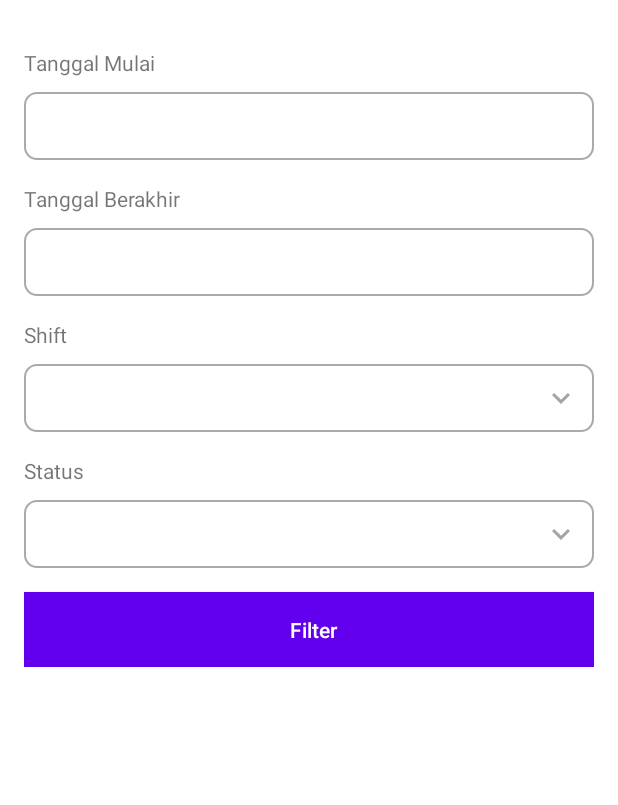
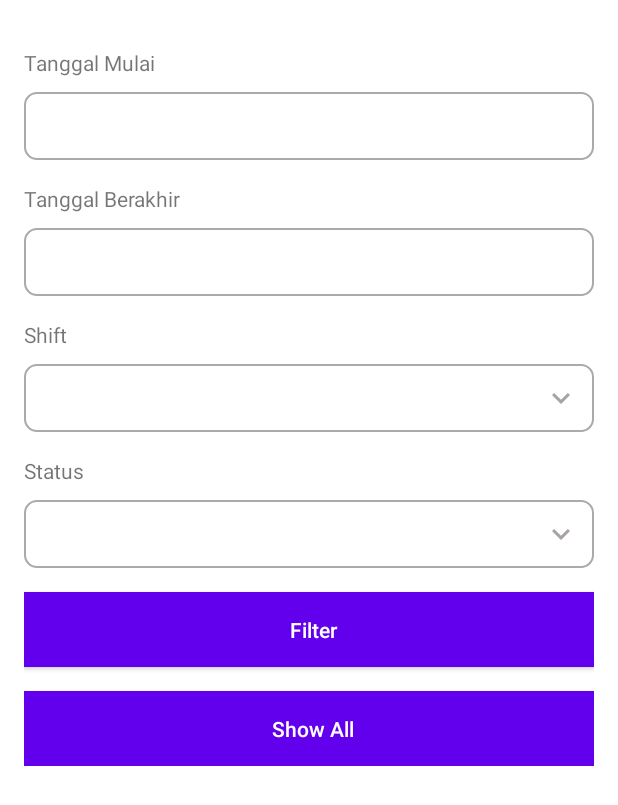
Before and after one commit to akumakhalibagas/Shee-Apps, an Android app: the layout layout_filter.xml on its own in the app's theme, with its tools: preview values and no code run, on a phone screen of 412 x 824 dp. Shown: the top 805 px of the screen. Run offline under Robolectric (Android 15) with nearby library versions, the phone set to English and light mode, and no system bars.

Commit message:
shee apps

```diff
--- a/app/src/main/java/com/makhalibagas/myapplication/presentation/page/main/ShowGreenActivity.kt
+++ b/app/src/main/java/com/makhalibagas/myapplication/presentation/page/main/ShowGreenActivity.kt
@@ -284,6 +284,11 @@ class ShowGreenActivity : AppCompatActivity() {
             btnSave.setOnClickListener {
                 textfilter = etTglMulai.text.toString() + etTglEnd.text.toString() + etShift.text.toString() + etStatus.text.toString()
                 viewModel.getGreen(etTglMulai.text.toString(), etTglEnd.text.toString(), etShift.text.toString(), etStatus.text.toString())
+                dialogBottom.dismiss()
+            }
+
+            btnAll.setOnClickListener {
+                viewModel.getGreen("","","","")
             }
         }
         dialogBottom.show()
--- a/app/src/main/java/com/makhalibagas/myapplication/presentation/page/main/ShowIbprActivity.kt
+++ b/app/src/main/java/com/makhalibagas/myapplication/presentation/page/main/ShowIbprActivity.kt
@@ -291,6 +291,11 @@ class ShowIbprActivity : AppCompatActivity() {
             btnSave.setOnClickListener {
                 textfilter = etTglMulai.text.toString() + etTglEnd.text.toString() + etShift.text.toString() + etStatus.text.toString()
                 viewModel.getIbpr(etTglMulai.text.toString(), etTglEnd.text.toString(), etShift.text.toString(), etStatus.text.toString())
+                dialogBottom.dismiss()
+            }
+
+            btnAll.setOnClickListener {
+                viewModel.getIbpr("","","","")
             }
         }
         dialogBottom.show()
--- a/app/src/main/java/com/makhalibagas/myapplication/presentation/page/main/ShowJsaActivity.kt
+++ b/app/src/main/java/com/makhalibagas/myapplication/presentation/page/main/ShowJsaActivity.kt
@@ -88,6 +88,7 @@ class ShowJsaActivity : AppCompatActivity() {
                     binding.apply {
                         btPdf.isEnabled = true
                         btExcel.isEnabled = true
+                        etFilter.isEnabled = true
                     }
                 }
                 is UiStateWrapper.Error -> {}
@@ -231,6 +232,11 @@ class ShowJsaActivity : AppCompatActivity() {
             btnSave.setOnClickListener {
                 textfilter = etTglMulai.text.toString() + etTglEnd.text.toString()
                 viewModel.getJsa(etTglMulai.text.toString(), etTglEnd.text.toString())
+                dialogBottom.dismiss()
+            }
+
+            btnAll.setOnClickListener {
+                viewModel.getJsa("","")
             }
         }
         dialogBottom.show()
--- a/app/src/main/res/layout-land/layout_pdf_green.xml
+++ b/app/src/main/res/layout-land/layout_pdf_green.xml
@@ -134,7 +134,7 @@
                 android:textSize="12sp" />
 
             <androidx.appcompat.widget.AppCompatTextView
-                android:layout_width="60dp"
+                android:layout_width="75dp"
                 android:layout_height="wrap_content"
                 android:layout_marginHorizontal="6dp"
                 android:gravity="center"
--- a/app/src/main/res/layout-land/layout_pdf_ibpr.xml
+++ b/app/src/main/res/layout-land/layout_pdf_ibpr.xml
@@ -140,6 +140,7 @@
                 android:layout_marginHorizontal="6dp"
                 android:gravity="center"
                 android:text="Shift"
+                android:textColor="@color/black"
                 android:textStyle="bold"
                 android:textSize="12sp" />
 
@@ -150,15 +151,17 @@
                 android:gravity="center"
                 android:text="Site"
                 android:textStyle="bold"
+                android:textColor="@color/black"
                 android:textSize="12sp" />
 
             <androidx.appcompat.widget.AppCompatTextView
-                android:layout_width="60dp"
+                android:layout_width="75dp"
                 android:layout_height="wrap_content"
                 android:layout_marginHorizontal="6dp"
                 android:gravity="center"
                 android:text="Departement"
                 android:textStyle="bold"
+                android:textColor="@color/black"
                 android:textSize="12sp" />
 
             <androidx.appcompat.widget.AppCompatTextView
--- a/app/src/main/res/layout/layout_filter.xml
+++ b/app/src/main/res/layout/layout_filter.xml
@@ -84,4 +84,16 @@
         android:textColor="@android:color/white"
         tools:ignore="RtlSymmetry" />
 
+    <androidx.appcompat.widget.AppCompatButton
+        android:id="@+id/btn_all"
+        android:layout_width="match_parent"
+        android:layout_height="50dp"
+        android:layout_marginTop="16dp"
+        android:background="@color/purple_500"
+        android:paddingStart="6dp"
+        android:text="Show All"
+        android:textAllCaps="false"
+        android:textColor="@android:color/white"
+        tools:ignore="RtlSymmetry" />
+
 </androidx.appcompat.widget.LinearLayoutCompat>
--- a/app/src/main/res/layout/layout_pdf_green.xml
+++ b/app/src/main/res/layout/layout_pdf_green.xml
@@ -134,7 +134,7 @@
                 android:textSize="12sp" />
 
             <androidx.appcompat.widget.AppCompatTextView
-                android:layout_width="60dp"
+                android:layout_width="75dp"
                 android:layout_height="wrap_content"
                 android:layout_marginHorizontal="6dp"
                 android:gravity="center"
--- a/app/src/main/res/layout/layout_pdf_ibpr.xml
+++ b/app/src/main/res/layout/layout_pdf_ibpr.xml
@@ -140,6 +140,7 @@
                 android:layout_marginHorizontal="6dp"
                 android:gravity="center"
                 android:text="Shift"
+                android:textColor="@color/black"
                 android:textStyle="bold"
                 android:textSize="12sp" />
 
@@ -150,15 +151,17 @@
                 android:gravity="center"
                 android:text="Site"
                 android:textStyle="bold"
+                android:textColor="@color/black"
                 android:textSize="12sp" />
 
             <androidx.appcompat.widget.AppCompatTextView
-                android:layout_width="60dp"
+                android:layout_width="75dp"
                 android:layout_height="wrap_content"
                 android:layout_marginHorizontal="6dp"
                 android:gravity="center"
                 android:text="Departement"
                 android:textStyle="bold"
+                android:textColor="@color/black"
                 android:textSize="12sp" />
 
             <androidx.appcompat.widget.AppCompatTextView
```
